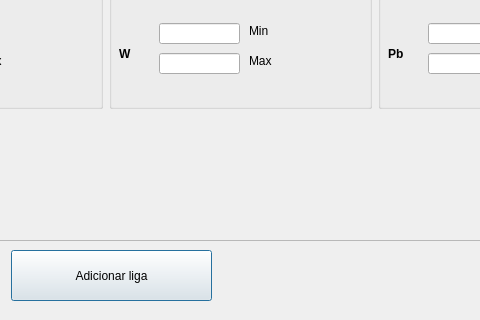
Old version of the form AlloyIdentifier/addtodatabase.ui in the repository CarlaCosenza/AlloyIdentifier; both pictures show x 489 to 969 and y 480 to 800 of the 1200 by 800 pixel window.
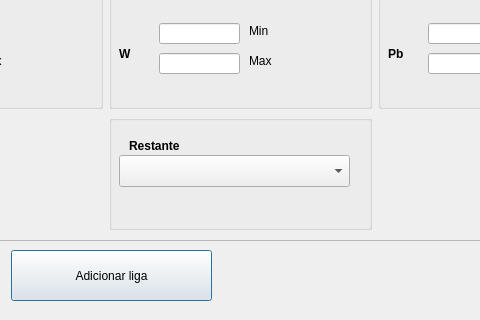
New version of the form.

Commit message: Adicionando opção de restante

```diff
--- a/AlloyIdentifier/addtodatabase.ui
+++ b/AlloyIdentifier/addtodatabase.ui
@@ -1439,6 +1439,48 @@
        </widget>
       </widget>
      </item>
+     <item row="4" column="2">
+      <widget class="QGroupBox" name="groupBox_18">
+       <property name="sizePolicy">
+        <sizepolicy hsizetype="Preferred" vsizetype="Preferred">
+         <horstretch>0</horstretch>
+         <verstretch>0</verstretch>
+        </sizepolicy>
+       </property>
+       <property name="title">
+        <string/>
+       </property>
+       <widget class="QLabel" name="label_38">
+        <property name="geometry">
+         <rect>
+          <x>20</x>
+          <y>10</y>
+          <width>141</width>
+          <height>41</height>
+         </rect>
+        </property>
+        <property name="font">
+         <font>
+          <weight>75</weight>
+          <bold>true</bold>
+         </font>
+        </property>
+        <property name="text">
+         <string>Restante</string>
+        </property>
+       </widget>
+       <widget class="QComboBox" name="restanteInput">
+        <property name="geometry">
+         <rect>
+          <x>10</x>
+          <y>40</y>
+          <width>231</width>
+          <height>32</height>
+         </rect>
+        </property>
+       </widget>
+      </widget>
+     </item>
     </layout>
    </widget>
   </widget>
```
The commit also changes 2 other files.
